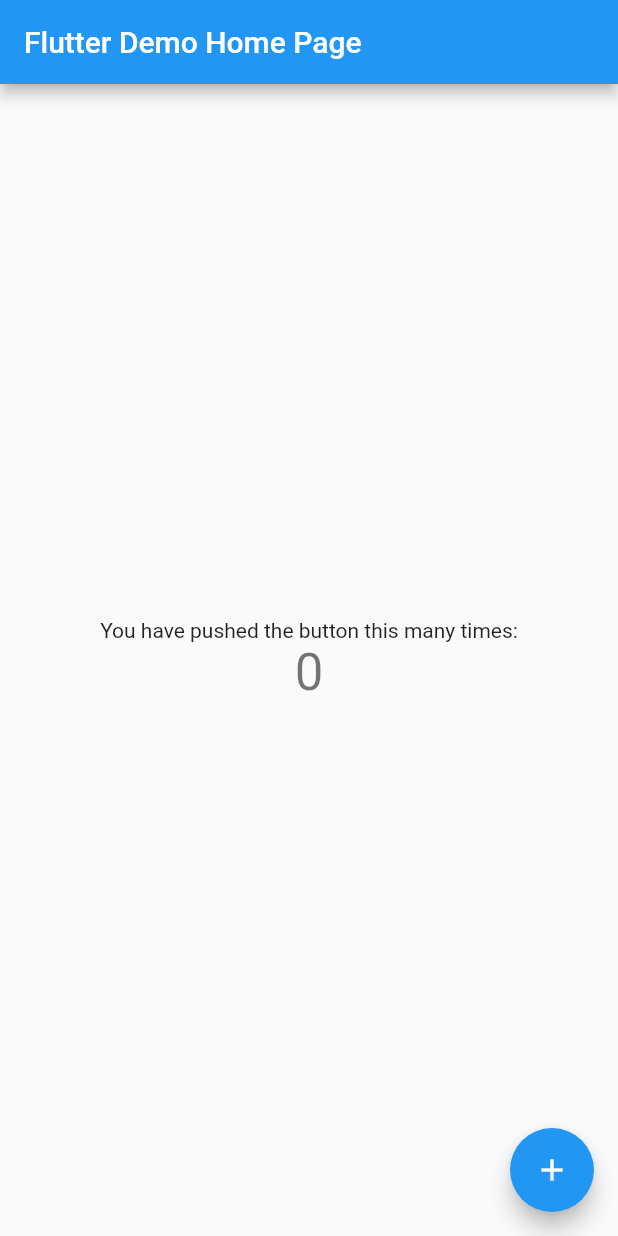
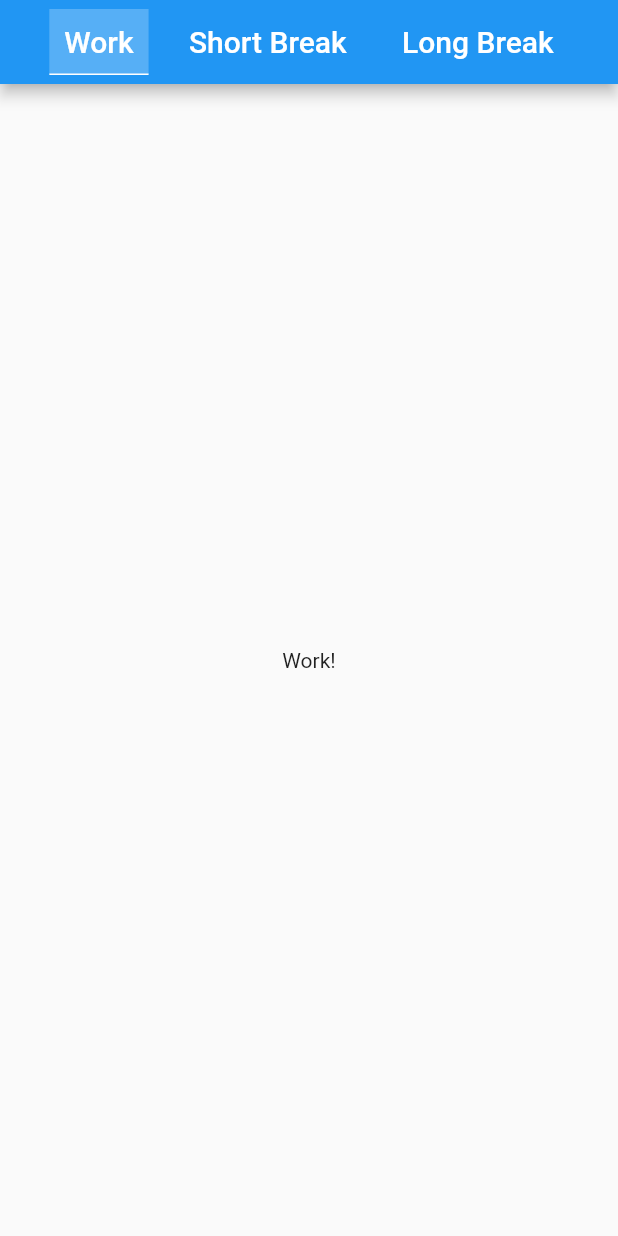
Before and after one commit to siliconsorcery/pomodoro, a Flutter app: the screen it shows after launch, on a phone screen of 412 x 824 dp. Run offline on Flutter 3.47's test engine with Material 2 defaults, Android fonts, the phone set to English and light mode, and no system bars; our stand-ins replace flutter_riverpod.

Commit message:
navigate between different pages for each pomodoro stage

```diff
--- a/lib/main.dart
+++ b/lib/main.dart
@@ -1,65 +1,101 @@
 import 'package:flutter/material.dart';
+import 'package:flutter_riverpod/flutter_riverpod.dart';
+import 'package:pomodoro/models/pomodoro.dart';
+import 'package:pomodoro/routes/timer_page.dart';
+import 'package:pomodoro/services/route_service/route_service.dart';
 
 void main() {
-  runApp(MyApp());
+  runApp(ProviderScope(child: MyApp()));
 }
 
 class MyApp extends StatelessWidget {
   @override
   Widget build(BuildContext context) {
     return MaterialApp(
-      title: 'Flutter Demo',
+      title: 'Pomodoro!',
       theme: ThemeData(
         primarySwatch: Colors.blue,
       ),
-      home: MyHomePage(title: 'Flutter Demo Home Page'),
+      home: Wrapper(
+        title: "Pomodoro!",
+      ),
     );
   }
 }
 
-class MyHomePage extends StatefulWidget {
-  MyHomePage({Key? key, this.title}) : super(key: key);
+class Wrapper extends ConsumerWidget {
+  Wrapper({Key? key, this.title}) : super(key: key);
 
   final String? title;
 
   @override
-  _MyHomePageState createState() => _MyHomePageState();
-}
-
-class _MyHomePageState extends State<MyHomePage> {
-  int _counter = 0;
-
-  void _incrementCounter() {
-    setState(() {
-      _counter++;
-    });
-  }
-
-  @override
-  Widget build(BuildContext context) {
+  Widget build(BuildContext context, watch) {
     return Scaffold(
       appBar: AppBar(
-        title: Text(widget.title!),
-      ),
-      body: Center(
-        child: Column(
-          mainAxisAlignment: MainAxisAlignment.center,
-          children: <Widget>[
-            Text(
-              'You have pushed the button this many times:',
-            ),
-            Text(
-              '$_counter',
-              style: Theme.of(context).textTheme.headline4,
-            ),
+        title: Row(
+          mainAxisAlignment: MainAxisAlignment.spaceEvenly,
+          children: [
+            StageSelection(PomodoroStage.work),
+            StageSelection(PomodoroStage.shortBreak),
+            StageSelection(PomodoroStage.longBreak),
           ],
         ),
       ),
-      floatingActionButton: FloatingActionButton(
-        onPressed: _incrementCounter,
-        tooltip: 'Increment',
-        child: Icon(Icons.add),
+      body: Navigator(
+        pages: [
+          TimerPage(watch(routeServiceProvider).currentStage),
+        ],
+        onPopPage: (route, result) {
+          return true;
+        },
       ),
     );
   }
 }
+
+class StageSelection extends ConsumerWidget {
+  final PomodoroStage stage;
+  const StageSelection(this.stage, {Key? key}) : super(key: key);
+
+  @override
+  Widget build(BuildContext context, watch) {
+    String message;
+    PomodoroStage currentStage = watch(routeServiceProvider).currentStage;
+
+    switch (stage) {
+      case PomodoroStage.work:
+        message = "Work";
+        break;
+      case PomodoroStage.shortBreak:
+        message = "Short Break";
+        break;
+      case PomodoroStage.longBreak:
+        message = "Long Break";
+        break;
+    }
+
+    BoxDecoration? decoration;
+
+    if (stage == currentStage) {
+      decoration = BoxDecoration(
+        color: Colors.white24,
+        border: Border(
+          bottom: BorderSide(color: Colors.white),
+        ),
+      );
+    }
+
+    return InkWell(
+      onTap: () {
+        context.read(routeServiceProvider).updateRoute(stage);
+      },
+      child: Container(
+        decoration: decoration,
+        child: Padding(
+          padding: const EdgeInsets.all(10.0),
+          child: Text(message),
+        ),
+      ),
+    );
+  }
+}
--- /dev/null
+++ b/lib/models/pomodoro.dart
@@ -0,0 +1,31 @@
+import 'dart:async';
+
+/// The three stages of pomodoro: work, short break, and long break
+enum PomodoroStage {
+  work,
+  shortBreak,
+  longBreak,
+}
+
+/// Keeps track of which stage of the pomodoro we're in
+class Pomodoro {
+  Timer? t;
+
+  PomodoroStage _currentStage = PomodoroStage.work;
+
+  /// Number of seconds left until the timer is over
+  /// TODO: read the 25 from somewhere
+  int _secondsLeft = 25 * 60;
+
+  int get secondsLeft => _secondsLeft;
+
+  Pomodoro();
+
+  set currentStage(PomodoroStage newStage) {
+    _currentStage = newStage;
+    _secondsLeft = 25 * 60;
+  }
+
+  /// The current stage of pomodoro
+  PomodoroStage get currentStage => _currentStage;
+}
--- /dev/null
+++ b/lib/routes/timer_page.dart
@@ -0,0 +1,50 @@
+import 'package:flutter/material.dart';
+import 'package:pomodoro/models/pomodoro.dart';
+
+/// The timer page is responsible for showing how much time is left in the
+/// current pomodoro service.
+class TimerPage extends Page {
+  final PomodoroStage currentStage;
+
+  TimerPage(this.currentStage) : super(key: ValueKey(currentStage));
+
+  @override
+  Route createRoute(BuildContext context) {
+    return MaterialPageRoute(
+      settings: this,
+      builder: (context) {
+        return TimerSection(currentStage);
+      },
+    );
+  }
+}
+
+class TimerSection extends StatefulWidget {
+  final PomodoroStage currentStage;
+
+  TimerSection(this.currentStage, {Key? key}) : super(key: key);
+
+  @override
+  _TimerSectionState createState() => _TimerSectionState();
+}
+
+class _TimerSectionState extends State<TimerSection> {
+  @override
+  Widget build(BuildContext context) {
+    String message;
+
+    switch (widget.currentStage) {
+      case PomodoroStage.work:
+        message = "Work!";
+        break;
+      case PomodoroStage.shortBreak:
+        message = "Short Break!";
+        break;
+      case PomodoroStage.longBreak:
+        message = "Long Break!";
+        break;
+    }
+
+    return Center(child: Text(message));
+  }
+}
--- /dev/null
+++ b/lib/services/pomodoro_service/pomodoro_service.dart
@@ -0,0 +1,15 @@
+import 'package:flutter/foundation.dart';
+import 'package:flutter_riverpod/flutter_riverpod.dart';
+import 'package:pomodoro/models/pomodoro.dart';
+
+final pomodoroServiceProvider =
+    ChangeNotifierProvider((ref) => PomodoroService());
+
+class PomodoroService extends ChangeNotifier {
+  Pomodoro pomodoro = Pomodoro();
+
+  void setPomodoroStage(PomodoroStage stage) {
+    pomodoro.currentStage = stage;
+    notifyListeners();
+  }
+}
--- /dev/null
+++ b/lib/services/route_service/route_service.dart
@@ -0,0 +1,23 @@
+import 'package:flutter/foundation.dart';
+import 'package:flutter_riverpod/flutter_riverpod.dart';
+import 'package:pomodoro/models/pomodoro.dart';
+import 'package:pomodoro/services/pomodoro_service/pomodoro_service.dart';
+
+final routeServiceProvider = ChangeNotifierProvider(
+    (ref) => RouteService(ref.read(pomodoroServiceProvider)));
+
+/// Service for handling changing routes
+class RouteService extends ChangeNotifier {
+  final PomodoroService pomodoroService;
+
+  RouteService(this.pomodoroService);
+
+  void updateRoute(PomodoroStage newStage) {
+    if (newStage != currentStage) {
+      pomodoroService.setPomodoroStage(newStage);
+      notifyListeners();
+    }
+  }
+
+  PomodoroStage get currentStage => pomodoroService.pomodoro.currentStage;
+}
--- a/pubspec.yaml
+++ b/pubspec.yaml
@@ -5,9 +5,10 @@
 version: 1.0.0+1
 
 environment:
-    sdk: '>=2.12.0 <3.0.0'
+    sdk: ">=2.12.0 <3.0.0"
 
 dependencies:
+    flutter_riverpod: ^0.13.1
     flutter:
         sdk: flutter
 
```
Also changed, not shown: pubspec.lock.
